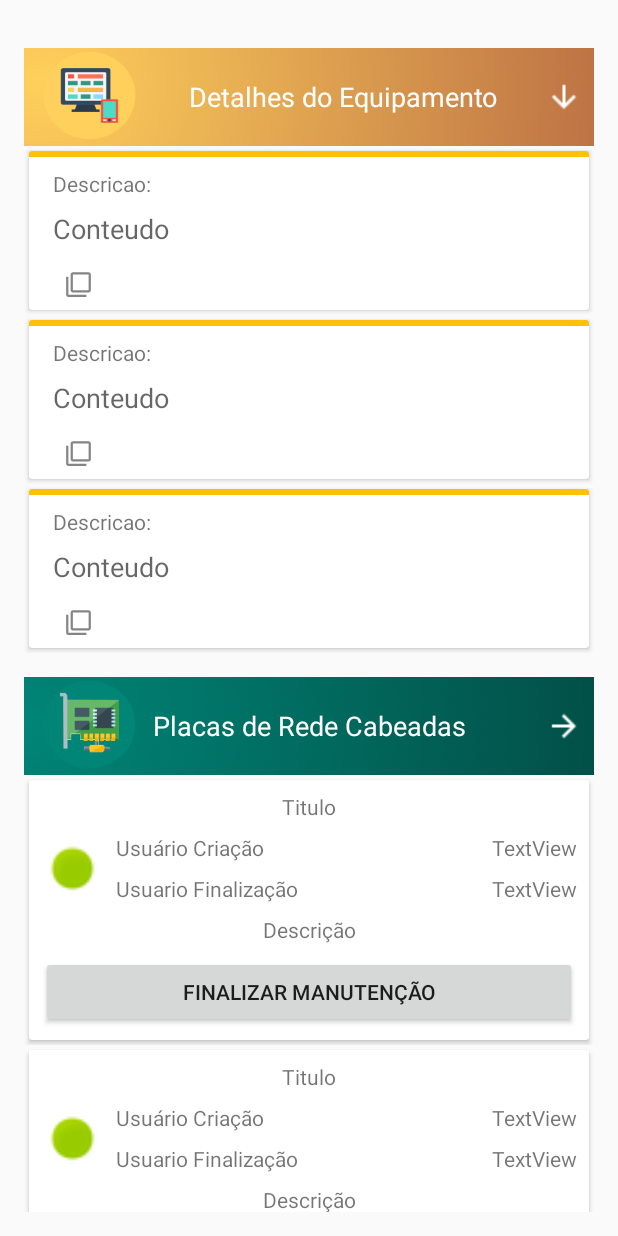
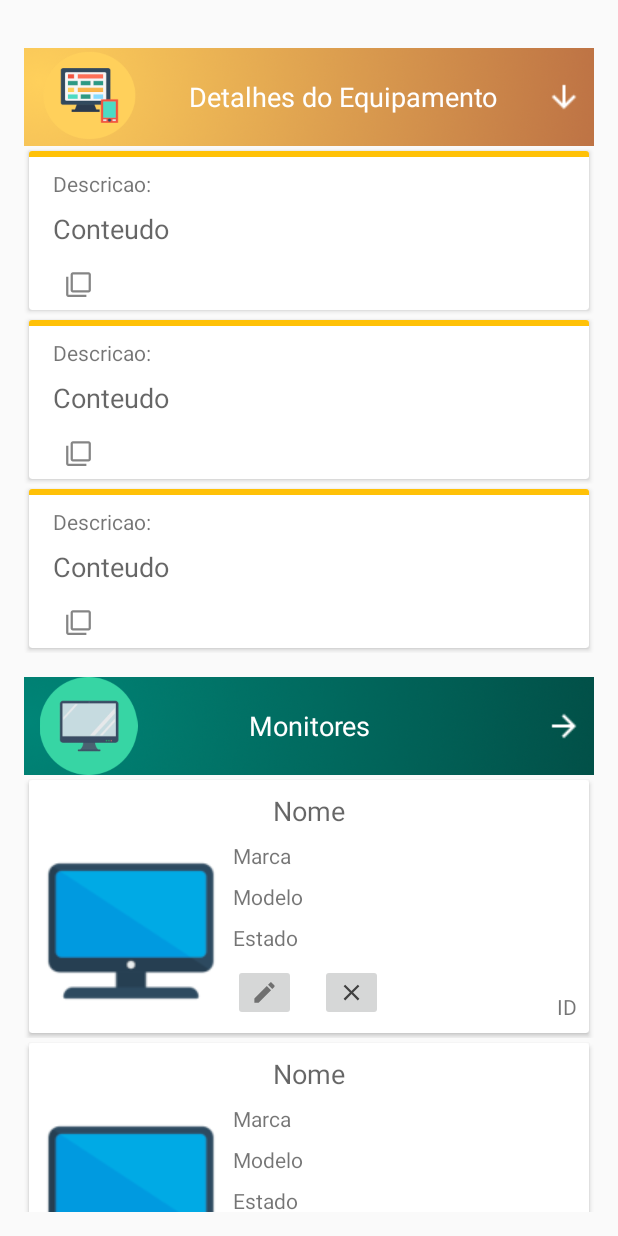
Before and after one commit to ricardopimentel/Inventario, an Android app: the layout content_scanner.xml on its own in the app's theme, with its tools: preview values and no code run, on a phone screen of 412 x 824 dp. Run offline under Robolectric (Android 15) with nearby library versions, the light colour scheme and no system bars.

Commit message:
Correções na tela de scaneamento e add lista de monitores

```diff
--- a/app/src/main/java/com/cyberrocket/inventario/adapter/ListAdapterEquipamentos.java
+++ b/app/src/main/java/com/cyberrocket/inventario/adapter/ListAdapterEquipamentos.java
@@ -3,6 +3,7 @@ package com.cyberrocket.inventario.adapter;
 import android.content.ClipboardManager;
 import android.content.Context;
 import android.content.Intent;
+import android.text.Html;
 import android.view.LayoutInflater;
 import android.view.View;
 import android.view.ViewGroup;
@@ -44,7 +45,7 @@ public class ListAdapterEquipamentos extends RecyclerView.Adapter<ListAdapterEqu
         if((dados!=null)&&(dados.size()>0)){
             EquipamentoLine equip = dados.get(position);
             holder.mTvDescricao.setText(equip.getDescricao());
-            holder.mTvConteudo.setText(equip.getConteudo());
+            holder.mTvConteudo.setText(Html.fromHtml(equip.getConteudo()));
             holder.mBtEditar.setVisibility(equip.getBtEditar());
         }
     }
--- a/app/src/main/java/com/cyberrocket/inventario/adapter/ListAdapterMudancas.java
+++ b/app/src/main/java/com/cyberrocket/inventario/adapter/ListAdapterMudancas.java
@@ -2,6 +2,8 @@ package com.cyberrocket.inventario.adapter;
 
 import android.content.Context;
 import android.content.Intent;
+import android.text.Html;
+import android.util.Log;
 import android.view.LayoutInflater;
 import android.view.View;
 import android.view.ViewGroup;
@@ -44,7 +46,8 @@ public class ListAdapterMudancas extends RecyclerView.Adapter<ListAdapterMudanca
             MudancasLine equip = dados.get(position);
             holder.mTvTitulo.setText(equip.getTitulo());
             holder.mTvUsuarioCriacao.setText(equip.getUsuarioCriacao());
-            holder.mTvDescricao.setText(equip.getTexto());
+            holder.mTvDescricao.setText(Html.fromHtml(Html.fromHtml(equip.getTexto()).toString()));
+            Log.d("Texto", equip.getTexto());
             holder.mTvDataManutencao.setText(equip.getDataManutencao());
             holder.mTvDataFinalizacao.setText(equip.getDataFinalizacao());
             holder.mTvUsuarioFinalizacao.setText(equip.getUsuarioFinalizacao());
--- /dev/null
+++ b/app/src/main/res/drawable/bt_close.xml
@@ -0,0 +1,6 @@
+<vector xmlns:android="http://schemas.android.com/apk/res/android" android:alpha="0.7" android:height="18dp"
+    android:tint="#000000" android:viewportHeight="24" android:viewportWidth="24" android:width="18dp">
+
+    <path android:fillColor="@android:color/white" android:pathData="M19,6.41L17.59,5 12,10.59 6.41,5 5,6.41 10.59,12 5,17.59 6.41,19 12,13.41 17.59,19 19,17.59 13.41,12z"/>
+
+</vector>
--- a/app/src/main/res/layout/content_scanner.xml
+++ b/app/src/main/res/layout/content_scanner.xml
@@ -88,13 +88,13 @@
                 app:layout_constraintBottom_toBottomOf="parent"
                 app:layout_constraintStart_toStartOf="parent"
                 app:layout_constraintTop_toTopOf="parent"
-                app:srcCompat="@drawable/placarede" />
+                app:srcCompat="@drawable/monitor_icone" />
 
             <TextView
                 android:id="@+id/textView3"
                 android:layout_width="match_parent"
                 android:layout_height="match_parent"
-                android:text="Placas de Rede Cabeadas"
+                android:text="Monitores"
                 android:layout_marginStart="8dp"
                 android:layout_marginLeft="8dp"
                 android:layout_marginEnd="8dp"
@@ -120,63 +120,10 @@
         </androidx.constraintlayout.widget.ConstraintLayout>
 
         <androidx.recyclerview.widget.RecyclerView
-            android:id="@+id/RvPlacasRedeScanner"
+            android:id="@+id/RvMonitoresScanner"
             android:layout_width="match_parent"
             android:layout_height="match_parent"
-            tools:listitem="@layout/mudancas_line_view"/>
-
-        <androidx.constraintlayout.widget.ConstraintLayout
-            android:layout_width="match_parent"
-            android:layout_height="65dp"
-            android:background="@drawable/titulo4"
-            android:orientation="horizontal"
-            android:layout_marginTop="16dp">
-
-            <ImageView
-                android:id="@+id/imageView7"
-                android:layout_width="70dp"
-                android:layout_height="wrap_content"
-                android:layout_marginStart="8dp"
-                android:layout_marginLeft="8dp"
-                app:layout_constraintBottom_toBottomOf="parent"
-                app:layout_constraintStart_toStartOf="parent"
-                app:layout_constraintTop_toTopOf="parent"
-                app:srcCompat="@drawable/wifi" />
-
-            <TextView
-                android:id="@+id/textVie"
-                android:layout_width="match_parent"
-                android:layout_height="match_parent"
-                android:text="Placas WIFI"
-                android:layout_marginStart="8dp"
-                android:layout_marginLeft="8dp"
-                android:layout_marginEnd="8dp"
-                android:layout_marginRight="8dp"
-                android:gravity="center"
-                android:textAppearance="@style/TextAppearance.AppCompat.Medium"
-                android:textColor="#fff"
-                app:layout_constraintBottom_toBottomOf="parent"
-                app:layout_constraintEnd_toStartOf="@+id/imageView7"
-                app:layout_constraintStart_toEndOf="@+id/imageView8"
-                app:layout_constraintTop_toTopOf="parent" />
-
-            <ImageView
-                android:id="@+id/imageView8"
-                android:layout_width="wrap_content"
-                android:layout_height="wrap_content"
-                app:srcCompat="@drawable/seta_direita_24w"
-                android:layout_marginEnd="8dp"
-                android:layout_marginRight="8dp"
-                app:layout_constraintBottom_toBottomOf="parent"
-                app:layout_constraintEnd_toEndOf="parent"
-                app:layout_constraintTop_toTopOf="parent"/>
-        </androidx.constraintlayout.widget.ConstraintLayout>
-
-        <androidx.recyclerview.widget.RecyclerView
-            android:id="@+id/RvPlacasWifiScanner"
-            android:layout_width="match_parent"
-            android:layout_height="match_parent"
-            tools:listitem="@layout/mudancas_line_view"/>
+            tools:listitem="@layout/monitores_line_view"/>
 
         <androidx.constraintlayout.widget.ConstraintLayout
             android:layout_width="match_parent"
--- /dev/null
+++ b/app/src/main/res/layout/monitores_line_view.xml
@@ -0,0 +1,158 @@
+<?xml version="1.0" encoding="utf-8"?>
+<androidx.constraintlayout.widget.ConstraintLayout xmlns:android="http://schemas.android.com/apk/res/android"
+    xmlns:app="http://schemas.android.com/apk/res-auto"
+    xmlns:tools="http://schemas.android.com/tools"
+    android:layout_width="match_parent"
+    android:layout_height="wrap_content">
+
+    <androidx.cardview.widget.CardView
+        android:layout_width="match_parent"
+        android:layout_height="wrap_content"
+        android:layout_marginStart="3dp"
+        android:layout_marginLeft="3dp"
+        android:layout_marginTop="3dp"
+        android:layout_marginEnd="3dp"
+        android:layout_marginRight="3dp"
+        android:layout_marginBottom="3dp"
+        app:layout_constraintBottom_toBottomOf="parent"
+        app:layout_constraintEnd_toEndOf="parent"
+        app:layout_constraintStart_toStartOf="parent"
+        app:layout_constraintTop_toTopOf="parent">
+
+        <androidx.constraintlayout.widget.ConstraintLayout
+            android:layout_width="match_parent"
+            android:layout_height="wrap_content">
+
+            <LinearLayout
+                android:id="@+id/linearLayout"
+                android:layout_width="match_parent"
+                android:layout_height="match_parent"
+                android:layout_marginStart="8dp"
+                android:layout_marginLeft="8dp"
+                android:layout_marginEnd="8dp"
+                android:layout_marginRight="8dp"
+                android:layout_marginBottom="8dp"
+                android:orientation="horizontal"
+                app:layout_constraintBottom_toBottomOf="parent"
+                app:layout_constraintEnd_toEndOf="parent"
+                app:layout_constraintStart_toStartOf="parent"/>
+
+            <TextView
+                android:id="@+id/TvIdMudancaScanner"
+                android:layout_width="wrap_content"
+                android:layout_height="wrap_content"
+                android:layout_marginStart="8dp"
+                android:layout_marginLeft="8dp"
+                android:layout_marginTop="8dp"
+                android:text="ID"
+                android:visibility="gone"
+                app:layout_constraintStart_toStartOf="parent"
+                app:layout_constraintTop_toTopOf="parent" />
+
+            <ImageView
+                android:id="@+id/imageView7"
+                android:layout_width="wrap_content"
+                android:layout_height="wrap_content"
+                android:layout_marginStart="8dp"
+                android:layout_marginLeft="8dp"
+                android:layout_marginTop="8dp"
+                android:layout_marginBottom="8dp"
+                app:layout_constraintBottom_toBottomOf="parent"
+                app:layout_constraintStart_toStartOf="parent"
+                app:layout_constraintTop_toBottomOf="@+id/TvMonitoresViewNome"
+                app:srcCompat="@drawable/monitor_icone2" />
+
+            <TextView
+                android:id="@+id/TvMonitoresViewNome"
+                android:layout_width="0dp"
+                android:layout_height="wrap_content"
+                android:layout_marginStart="8dp"
+                android:layout_marginLeft="8dp"
+                android:layout_marginTop="8dp"
+                android:layout_marginEnd="8dp"
+                android:layout_marginRight="8dp"
+                android:gravity="center"
+                android:text="Nome"
+                android:textAppearance="@style/TextAppearance.AppCompat.Medium"
+                app:layout_constraintEnd_toEndOf="parent"
+                app:layout_constraintStart_toStartOf="parent"
+                app:layout_constraintTop_toTopOf="parent" />
+
+            <TextView
+                android:id="@+id/TvMonitoresViewMarca"
+                android:layout_width="0dp"
+                android:layout_height="wrap_content"
+                android:layout_marginStart="8dp"
+                android:layout_marginLeft="8dp"
+                android:layout_marginTop="8dp"
+                android:layout_marginEnd="8dp"
+                android:layout_marginRight="8dp"
+                android:text="Marca"
+                app:layout_constraintEnd_toEndOf="parent"
+                app:layout_constraintStart_toEndOf="@+id/imageView7"
+                app:layout_constraintTop_toBottomOf="@+id/TvMonitoresViewNome" />
+
+            <TextView
+                android:id="@+id/TvMonitoresViewModelo"
+                android:layout_width="0dp"
+                android:layout_height="wrap_content"
+                android:layout_marginStart="8dp"
+                android:layout_marginLeft="8dp"
+                android:layout_marginTop="8dp"
+                android:layout_marginEnd="8dp"
+                android:layout_marginRight="8dp"
+                android:text="Modelo"
+                app:layout_constraintEnd_toEndOf="parent"
+                app:layout_constraintStart_toEndOf="@+id/imageView7"
+                app:layout_constraintTop_toBottomOf="@+id/TvMonitoresViewMarca" />
+
+            <TextView
+                android:id="@+id/TvMonitoresViewEstado"
+                android:layout_width="0dp"
+                android:layout_height="wrap_content"
+                android:layout_marginStart="8dp"
+                android:layout_marginLeft="8dp"
+                android:layout_marginTop="8dp"
+                android:layout_marginEnd="8dp"
+                android:layout_marginRight="8dp"
+                android:text="Estado"
+                app:layout_constraintEnd_toEndOf="parent"
+                app:layout_constraintStart_toEndOf="@+id/imageView7"
+                app:layout_constraintTop_toBottomOf="@+id/TvMonitoresViewModelo" />
+
+            <ImageButton
+                android:id="@+id/BtMonitoresViewEdit"
+                android:layout_width="wrap_content"
+                android:layout_height="wrap_content"
+                android:layout_marginStart="8dp"
+                android:layout_marginLeft="8dp"
+                android:layout_marginBottom="8dp"
+                app:layout_constraintBottom_toBottomOf="parent"
+                app:layout_constraintStart_toEndOf="@+id/imageView7"
+                app:srcCompat="@drawable/edit18" />
+
+            <ImageButton
+                android:id="@+id/BtMonitoresViewRemover"
+                android:layout_width="wrap_content"
+                android:layout_height="wrap_content"
+                android:layout_marginStart="16dp"
+                android:layout_marginLeft="16dp"
+                android:layout_marginBottom="8dp"
+                app:layout_constraintBottom_toBottomOf="parent"
+                app:layout_constraintStart_toEndOf="@+id/BtMonitoresViewEdit"
+                app:srcCompat="@drawable/bt_close" />
+
+            <TextView
+                android:id="@+id/TvMonitoresViewId"
+                android:layout_width="wrap_content"
+                android:layout_height="wrap_content"
+                android:layout_marginEnd="8dp"
+                android:layout_marginRight="8dp"
+                android:layout_marginBottom="8dp"
+                android:text="ID"
+                app:layout_constraintBottom_toBottomOf="parent"
+                app:layout_constraintEnd_toEndOf="parent" />
+
+        </androidx.constraintlayout.widget.ConstraintLayout>
+    </androidx.cardview.widget.CardView>
+</androidx.constraintlayout.widget.ConstraintLayout>
```
Also changed, not shown: app/src/main/java/com/cyberrocket/inventario/ScannerActivity.java (+68 -50 lines), app/src/main/java/com/cyberrocket/inventario/adapter/ListAdapterMonitores.java (added, +103 -0 lines), app/src/main/java/com/cyberrocket/inventario/models/MonitorLine.java (added, +68 -0 lines), app/src/main/res/layout/dialog_input.xml (added, +21 -0 lines), app/src/main/res/drawable/monitor_icone.png (added), app/src/main/res/drawable/monitor_icone2.png (added), 2 other files.
